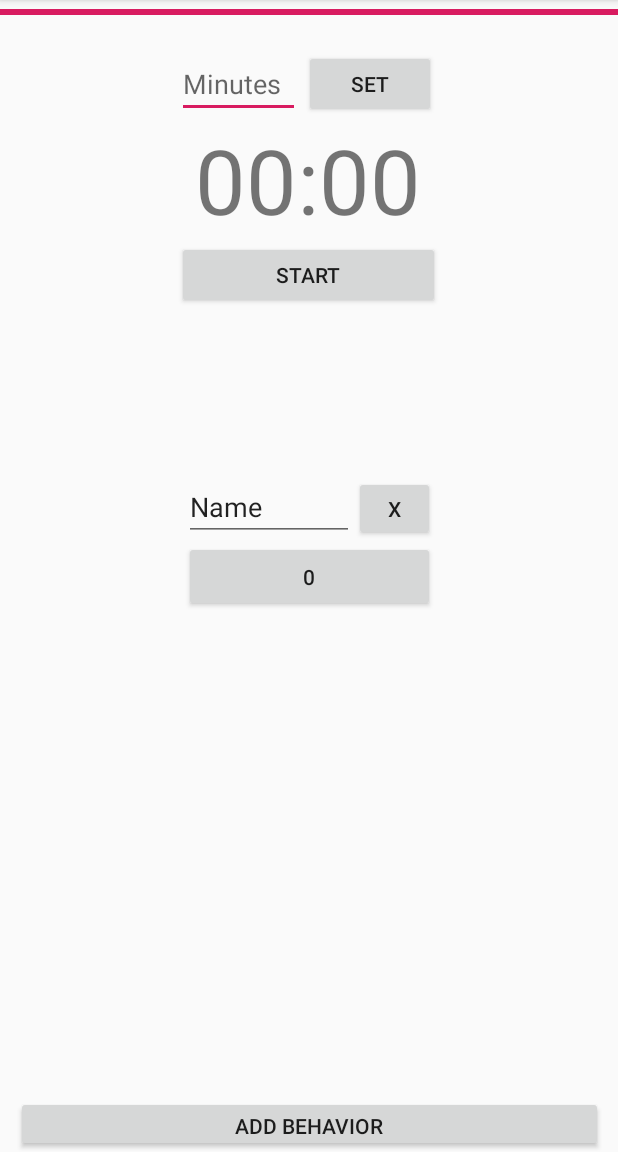
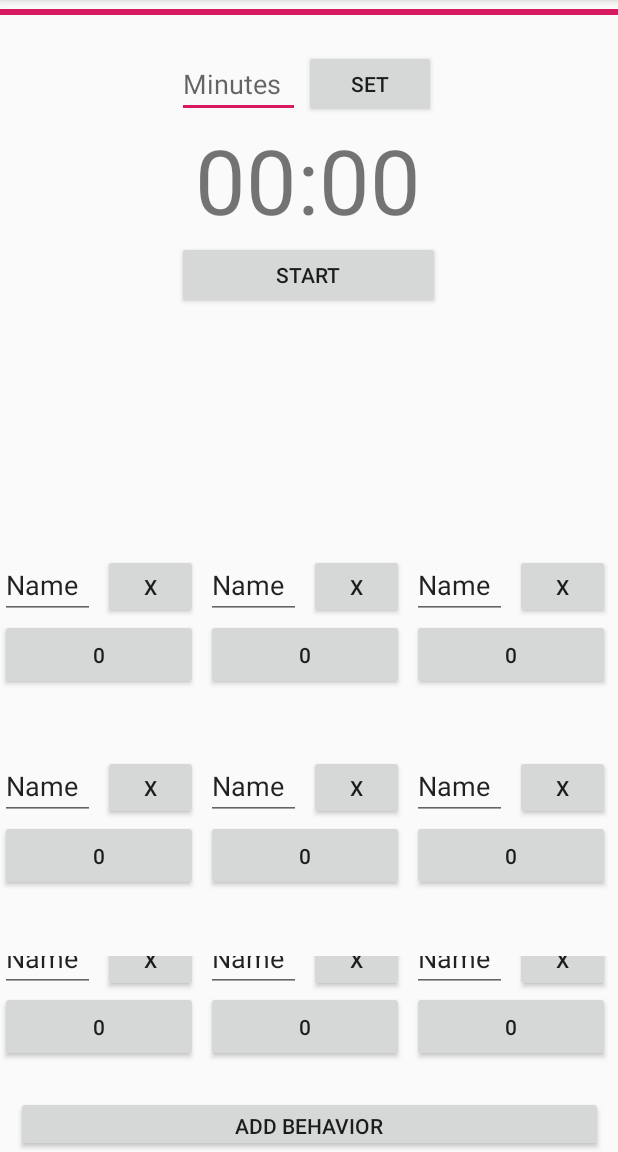
Before and after one commit to SparkDevTeams/disabilityTechRep, an Android app: the screen it shows after launch (MainActivity), on a phone screen of 412 x 824 dp, the part 84-1236 px from its top. Run offline under Robolectric (Android 15) with nearby library versions, the phone set to English and light mode, and no system bars.

Commit message:
Added button rows

```diff
--- a/app/src/main/res/layout/activity_main.xml
+++ b/app/src/main/res/layout/activity_main.xml
@@ -9,15 +9,6 @@
     <fragment
         android:id="@+id/list"
         android:name="com.example.myapplication.TimerFragment"
-        android:layout_width="match_parent"
-        android:layout_height="match_parent"
-        android:layout_weight="1"
-        app:layout_constraintEnd_toEndOf="parent"
-        app:layout_constraintStart_toStartOf="parent" />
-
-    <fragment
-        android:id="@+id/list2"
-        android:name="com.example.myapplication.ButtonFragment"
         android:layout_width="match_parent"
         android:layout_height="match_parent"
         android:layout_weight="1"
@@ -45,8 +36,94 @@
         app:layout_constraintBottom_toTopOf="@+id/addFragmentButton"
         app:layout_constraintEnd_toEndOf="parent"
         app:layout_constraintStart_toStartOf="parent">
+        <TableRow>
+            <fragment
+                android:id="@+id/behavior1"
+                android:name="com.example.myapplication.ButtonFragment"
+                android:layout_width="wrap_content"
+                android:layout_height="match_parent"
+                android:layout_weight="1"
+                android:layout_marginRight="5dp"
+                app:layout_constraintEnd_toEndOf="parent"
+                app:layout_constraintStart_toStartOf="parent" />
+            <fragment
+                android:id="@+id/behavior2"
+                android:name="com.example.myapplication.ButtonFragment"
+                android:layout_width="match_parent"
+                android:layout_height="match_parent"
+                android:layout_weight="1"
+                android:layout_marginRight="5dp"
+                app:layout_constraintEnd_toEndOf="parent"
+                app:layout_constraintStart_toStartOf="parent" />
+            <fragment
+                android:id="@+id/behavior3"
+                android:name="com.example.myapplication.ButtonFragment"
+                android:layout_width="match_parent"
+                android:layout_height="match_parent"
+                android:layout_weight="1"
+                android:layout_marginRight="5dp"
+                app:layout_constraintEnd_toEndOf="parent"
+                app:layout_constraintStart_toStartOf="parent" />
+        </TableRow>
 
+        <TableRow>
+            <fragment
+                android:id="@+id/behavior4"
+                android:name="com.example.myapplication.ButtonFragment"
+                android:layout_width="wrap_content"
+                android:layout_height="match_parent"
+                android:layout_weight="1"
+                android:layout_marginRight="5dp"
+                app:layout_constraintEnd_toEndOf="parent"
+                app:layout_constraintStart_toStartOf="parent" />
+            <fragment
+                android:id="@+id/behavior5"
+                android:name="com.example.myapplication.ButtonFragment"
+                android:layout_width="match_parent"
+                android:layout_height="match_parent"
+                android:layout_weight="1"
+                android:layout_marginRight="5dp"
+                app:layout_constraintEnd_toEndOf="parent"
+                app:layout_constraintStart_toStartOf="parent" />
+            <fragment
+                android:id="@+id/behavior6"
+                android:name="com.example.myapplication.ButtonFragment"
+                android:layout_width="match_parent"
+                android:layout_height="match_parent"
+                android:layout_weight="1"
+                android:layout_marginRight="5dp"
+                app:layout_constraintEnd_toEndOf="parent"
+                app:layout_constraintStart_toStartOf="parent" />
+        </TableRow>
+
+        <TableRow>
+            <fragment
+                android:id="@+id/behavior7"
+                android:name="com.example.myapplication.ButtonFragment"
+                android:layout_width="wrap_content"
+                android:layout_height="match_parent"
+                android:layout_weight="1"
+                android:layout_marginRight="5dp"
+                app:layout_constraintEnd_toEndOf="parent"
+                app:layout_constraintStart_toStartOf="parent" />
+            <fragment
+                android:id="@+id/behavior8"
+                android:name="com.example.myapplication.ButtonFragment"
+                android:layout_width="match_parent"
+                android:layout_height="match_parent"
+                android:layout_weight="1"
+                android:layout_marginRight="5dp"
+                app:layout_constraintEnd_toEndOf="parent"
+                app:layout_constraintStart_toStartOf="parent" />
+            <fragment
+                android:id="@+id/behavior9"
+                android:name="com.example.myapplication.ButtonFragment"
+                android:layout_width="match_parent"
+                android:layout_height="match_parent"
+                android:layout_weight="1"
+                android:layout_marginRight="5dp"
+                app:layout_constraintEnd_toEndOf="parent"
+                app:layout_constraintStart_toStartOf="parent" />
+        </TableRow>
     </TableLayout>
-
-
 </androidx.constraintlayout.widget.ConstraintLayout>
--- a/app/src/main/res/layout/fragment_behavior.xml
+++ b/app/src/main/res/layout/fragment_behavior.xml
@@ -6,26 +6,12 @@
     android:layout_height="match_parent"
     tools:context=".MainActivity">
 
-
-    <LinearLayout
-        android:id="@+id/ll"
-        android:layout_width="wrap_content"
-        android:layout_height="wrap_content"
-        android:orientation="vertical"
-
-
-        app:layout_constraintBottom_toBottomOf="parent"
-        app:layout_constraintStart_toStartOf="parent"
-        app:layout_constraintTop_toTopOf="parent">
-
-
-    </LinearLayout>
-
     <Button
         android:id="@+id/count"
-        android:layout_width="167dp"
+        android:layout_width="match_parent"
         android:layout_height="47dp"
         android:text="Counter"
+        android:layout_weight="1"
         app:layout_constraintBottom_toBottomOf="parent"
         app:layout_constraintEnd_toEndOf="parent"
         app:layout_constraintStart_toStartOf="parent"
@@ -33,21 +19,26 @@
 
     <Button
         android:id="@+id/x"
-        android:layout_width="54dp"
+        android:layout_width="0dp"
         android:layout_height="43dp"
         android:text="X"
+        android:layout_weight="1"
         app:layout_constraintBottom_toTopOf="@+id/count"
-        app:layout_constraintStart_toEndOf="@+id/editText" />
+        app:layout_constraintEnd_toEndOf="@id/count"
+        app:layout_constraintStart_toEndOf="@+id/editText"
+        />
 
     <EditText
         android:id="@+id/editText"
-        android:layout_width="113dp"
+        android:layout_width="0dp"
         android:layout_height="43dp"
+        android:layout_marginRight="5dp"
         android:ems="10"
+        android:layout_weight="2"
         android:inputType="textPersonName"
         android:text="Name"
         app:layout_constraintBottom_toTopOf="@+id/count"
-        app:layout_constraintStart_toStartOf="@+id/count" />
-
-
+        app:layout_constraintStart_toStartOf="@+id/count"
+        app:layout_constraintEnd_toStartOf="@id/x"
+        />
 </androidx.constraintlayout.widget.ConstraintLayout>
```
Also changed, not shown: app/gradle/wrapper/gradle-wrapper.properties (added), 4 other files.
